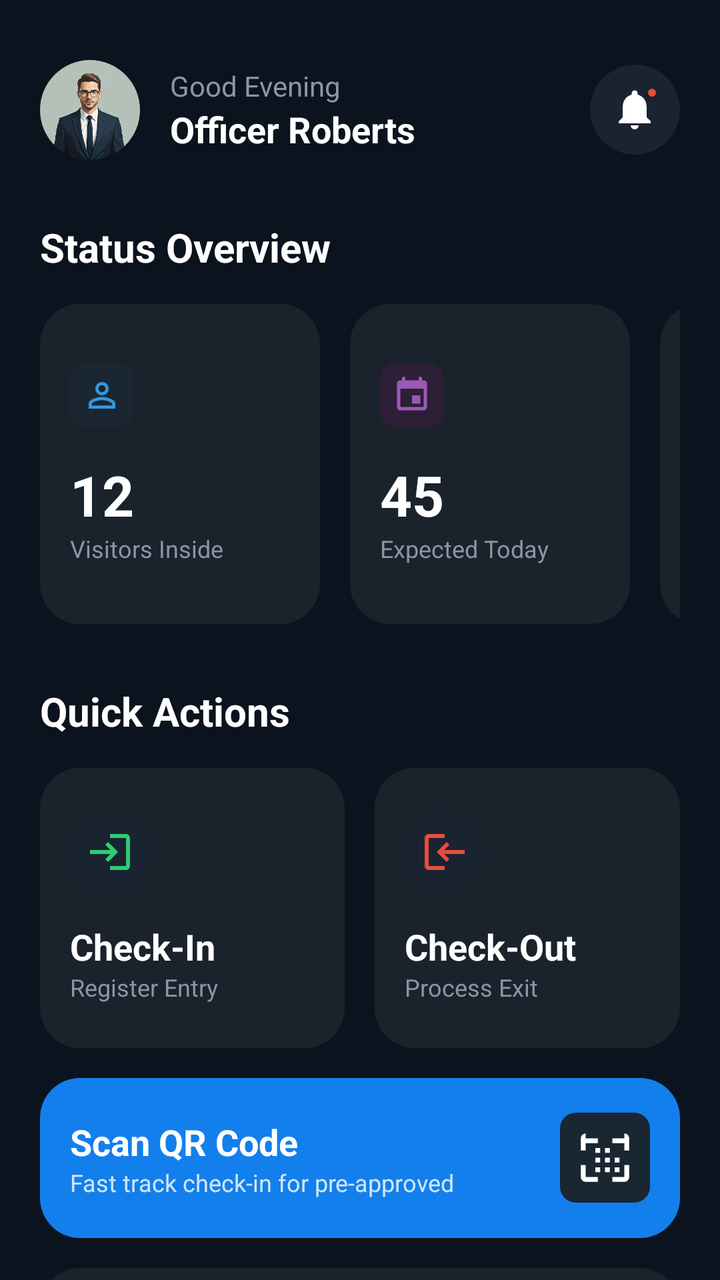
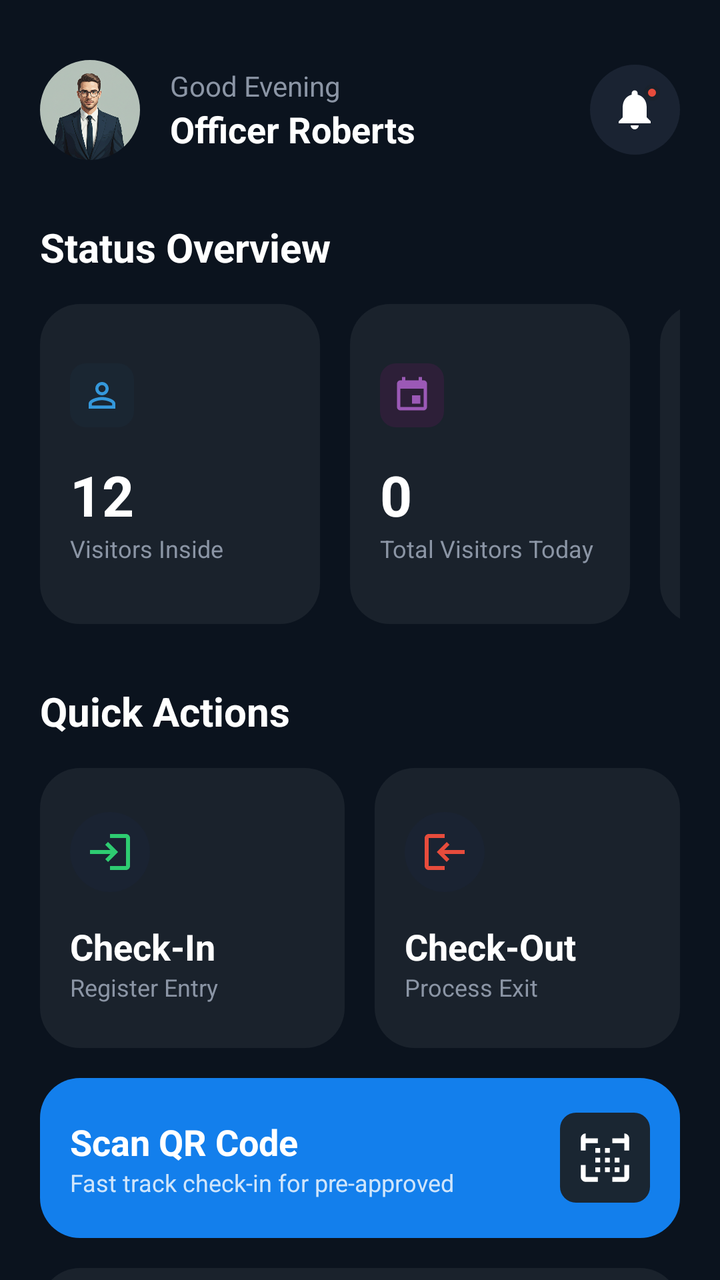

An Android layout rendered at two revisions. The XML below is the earlier revision; the diff shows what the commit changed to produce the second picture.
<!-- AndroidManifest.xml: application theme Theme.HouseVisitorManagementSystem -->
<!-- res/layout/activity_security_guard_dashboard.xml -->
<?xml version="1.0" encoding="utf-8"?>
<androidx.constraintlayout.widget.ConstraintLayout xmlns:android="http://schemas.android.com/apk/res/android"
    xmlns:app="http://schemas.android.com/apk/res-auto"
    xmlns:tools="http://schemas.android.com/tools"
    android:id="@+id/main"
    android:layout_width="match_parent"
    android:layout_height="match_parent"
    android:background="@color/dark_navy_bg"
    tools:context=".SecurityGuardDashboardActivity">

    <ScrollView
        android:layout_width="match_parent"
        android:layout_height="0dp"
        android:clipToPadding="false"
        android:paddingBottom="100dp"
        android:scrollbars="none"
        app:layout_constraintBottom_toBottomOf="parent"
        app:layout_constraintTop_toTopOf="parent">

        <LinearLayout
            android:layout_width="match_parent"
            android:layout_height="wrap_content"
            android:orientation="vertical"
            android:padding="20dp">

            
            <RelativeLayout
                android:layout_width="match_parent"
                android:layout_height="wrap_content"
                android:layout_marginTop="10dp"
                android:layout_marginBottom="30dp">

                <com.google.android.material.imageview.ShapeableImageView
                    android:id="@+id/ivProfile"
                    android:layout_width="50dp"
                    android:layout_height="50dp"
                    android:layout_alignParentStart="true"
                    android:layout_centerVertical="true"
                    android:scaleType="centerCrop"
                    android:src="@drawable/person_image"
                    app:shapeAppearanceOverlay="@style/CircleImage" />

                <LinearLayout
                    android:layout_width="wrap_content"
                    android:layout_height="wrap_content"
                    android:layout_centerVertical="true"
                    android:layout_marginStart="15dp"
                    android:layout_toEndOf="@id/ivProfile"
                    android:orientation="vertical">

                    <TextView
                        android:layout_width="wrap_content"
                        android:layout_height="wrap_content"
                        android:text="Good Evening"
                        android:textColor="@color/text_grey"
                        android:textSize="14sp" />

                    <TextView
                        android:id="@+id/tvGuardName"
                        android:layout_width="wrap_content"
                        android:layout_height="wrap_content"
                        android:text="Officer Roberts"
                        android:textColor="@color/white"
                        android:textSize="18sp"
                        android:textStyle="bold" />
                </LinearLayout>

                <FrameLayout
                    android:layout_width="45dp"
                    android:layout_height="45dp"
                    android:layout_alignParentEnd="true"
                    android:layout_centerVertical="true"
                    android:background="@drawable/circle_dark_bg">

                    <ImageView
                        android:layout_width="24dp"
                        android:layout_height="24dp"
                        android:layout_gravity="center"
                        android:src="@drawable/ic_alerts"
                        app:tint="@color/white" />

                    <View
                        android:layout_width="8dp"
                        android:layout_height="8dp"
                        android:layout_gravity="top|end"
                        android:layout_marginTop="10dp"
                        android:layout_marginEnd="10dp"
                        android:background="@drawable/notification_dot" />
                </FrameLayout>
            </RelativeLayout>

            
            <TextView
                android:layout_width="wrap_content"
                android:layout_height="wrap_content"
                android:layout_marginBottom="15dp"
                android:text="Status Overview"
                android:textColor="@color/white"
                android:textSize="20sp"
                android:textStyle="bold" />

            <HorizontalScrollView
                android:layout_width="match_parent"
                android:layout_height="wrap_content"
                android:layout_marginBottom="30dp"
                android:scrollbars="none">

                <LinearLayout
                    android:layout_width="wrap_content"
                    android:layout_height="wrap_content"
                    android:orientation="horizontal">

                    
                    <LinearLayout
                        android:layout_width="140dp"
                        android:layout_height="160dp"
                        android:layout_marginEnd="15dp"
                        android:background="@drawable/bg_card_rounded"
                        android:gravity="center_vertical"
                        android:orientation="vertical"
                        android:padding="15dp">

                        <ImageView
                            android:layout_width="32dp"
                            android:layout_height="32dp"
                            android:layout_marginBottom="15dp"
                            android:background="@drawable/bg_badge_blue"
                            android:padding="6dp"
                            android:src="@drawable/ic_person_outline"
                            app:tint="@color/badge_blue_text" />

                        <TextView
                            android:id="@+id/tvVisitorsInsideCount"
                            android:layout_width="wrap_content"
                            android:layout_height="wrap_content"
                            android:text="12"
                            android:textColor="@color/white"
                            android:textSize="28sp"
                            android:textStyle="bold" />

                        <TextView
                            android:layout_width="wrap_content"
                            android:layout_height="wrap_content"
                            android:text="Visitors Inside"
                            android:textColor="@color/text_grey"
                            android:textSize="12sp" />
                    </LinearLayout>

                    
                    <LinearLayout
                        android:layout_width="140dp"
                        android:layout_height="160dp"
                        android:layout_marginEnd="15dp"
                        android:background="@drawable/bg_card_rounded"
                        android:gravity="center_vertical"
                        android:orientation="vertical"
                        android:padding="15dp">

                        <ImageView
                            android:layout_width="32dp"
                            android:layout_height="32dp"
                            android:layout_marginBottom="15dp"
                            android:background="@drawable/bg_badge_purple"
                            android:padding="6dp"
                            android:src="@drawable/ic_calendar"
                            app:tint="@color/badge_purple_text" />

                        <TextView
                            android:id="@+id/tvExpectedTodayCount"
                            android:layout_width="wrap_content"
                            android:layout_height="wrap_content"
                            android:text="45"
                            android:textColor="@color/white"
                            android:textSize="28sp"
                            android:textStyle="bold" />

                        <TextView
                            android:layout_width="wrap_content"
                            android:layout_height="wrap_content"
                            android:text="Expected Today"
                            android:textColor="@color/text_grey"
                            android:textSize="12sp" />
                    </LinearLayout>

                    
                    <LinearLayout
                        android:layout_width="140dp"
                        android:layout_height="160dp"
                        android:background="@drawable/bg_card_rounded"
                        android:gravity="center_vertical"
                        android:orientation="vertical"
                        android:padding="15dp">

                        <ImageView
                            android:layout_width="32dp"
                            android:layout_height="32dp"
                            android:layout_marginBottom="15dp"
                            android:background="@drawable/bg_badge_red"
                            android:padding="6dp"
                            android:src="@drawable/ic_warning_triangle"
                            app:tint="@color/red" />

                        <TextView
                            android:id="@+id/tvSecurityAlertsCount"
                            android:layout_width="wrap_content"
                            android:layout_height="wrap_content"
                            android:text="3"
                            android:textColor="@color/white"
                            android:textSize="28sp"
                            android:textStyle="bold" />

                        <TextView
                            android:layout_width="wrap_content"
                            android:layout_height="wrap_content"
                            android:text="Security Alerts"
                            android:textColor="@color/text_grey"
                            android:textSize="12sp" />
                    </LinearLayout>
                </LinearLayout>
            </HorizontalScrollView>

            
            <TextView
                android:layout_width="wrap_content"
                android:layout_height="wrap_content"
                android:layout_marginBottom="15dp"
                android:text="Quick Actions"
                android:textColor="@color/white"
                android:textSize="20sp"
                android:textStyle="bold" />

            <LinearLayout
                android:layout_width="match_parent"
                android:layout_height="wrap_content"
                android:layout_marginBottom="15dp"
                android:orientation="horizontal">

                
                <LinearLayout
                    android:id="@+id/btnCheckIn"
                    android:layout_width="0dp"
                    android:layout_height="140dp"
                    android:layout_marginEnd="15dp"
                    android:layout_weight="1"
                    android:background="@drawable/bg_card_rounded"
                    android:gravity="center_vertical"
                    android:orientation="vertical"
                    android:padding="15dp">

                    <ImageView
                        android:layout_width="40dp"
                        android:layout_height="40dp"
                        android:layout_marginBottom="15dp"
                        android:background="@drawable/circle_dark_bg"
                        android:padding="8dp"
                        android:src="@drawable/ic_check_in" />

                    <TextView
                        android:layout_width="wrap_content"
                        android:layout_height="wrap_content"
                        android:text="Check-In"
                        android:textColor="@color/white"
                        android:textSize="18sp"
                        android:textStyle="bold" />

                    <TextView
                        android:layout_width="wrap_content"
                        android:layout_height="wrap_content"
                        android:text="Register Entry"
                        android:textColor="@color/text_grey"
                        android:textSize="12sp" />
                </LinearLayout>

                
                <LinearLayout
                    android:id="@+id/btnCheckOut"
                    android:layout_width="0dp"
                    android:layout_height="140dp"
                    android:layout_weight="1"
                    android:background="@drawable/bg_card_rounded"
                    android:gravity="center_vertical"
                    android:orientation="vertical"
                    android:padding="15dp">

                    <ImageView
                        android:layout_width="40dp"
                        android:layout_height="40dp"
                        android:layout_marginBottom="15dp"
                        android:background="@drawable/circle_dark_bg"
                        android:padding="8dp"
                        android:src="@drawable/ic_check_out" />

                    <TextView
                        android:layout_width="wrap_content"
                        android:layout_height="wrap_content"
                        android:text="Check-Out"
                        android:textColor="@color/white"
                        android:textSize="18sp"
                        android:textStyle="bold" />

                    <TextView
                        android:layout_width="wrap_content"
                        android:layout_height="wrap_content"
                        android:text="Process Exit"
                        android:textColor="@color/text_grey"
                        android:textSize="12sp" />
                </LinearLayout>
            </LinearLayout>

            
            <LinearLayout
                android:id="@+id/btnScanQR"
                android:layout_width="match_parent"
                android:layout_height="80dp"
                android:layout_marginBottom="15dp"
                android:background="@drawable/bg_qr_button"
                android:gravity="center_vertical"
                android:orientation="horizontal"
                android:padding="15dp">

                <LinearLayout
                    android:layout_width="0dp"
                    android:layout_height="wrap_content"
                    android:layout_weight="1"
                    android:orientation="vertical">

                    <TextView
                        android:layout_width="wrap_content"
                        android:layout_height="wrap_content"
                        android:text="Scan QR Code"
                        android:textColor="@color/white"
                        android:textSize="18sp"
                        android:textStyle="bold" />

                    <TextView
                        android:layout_width="wrap_content"
                        android:layout_height="wrap_content"
                        android:text="Fast track check-in for pre-approved"
                        android:textColor="#CCFFFFFF"
                        android:textSize="12sp" />
                </LinearLayout>

                <ImageView
                    android:layout_width="45dp"
                    android:layout_height="45dp"
                    android:background="@drawable/bg_badge_blue"
                    android:padding="8dp"
                    android:src="@drawable/ic_qr_code_scanner"
                    app:tint="@color/white" />
            </LinearLayout>

            
            <LinearLayout
                android:id="@+id/btnAnnouncements"
                android:layout_width="match_parent"
                android:layout_height="wrap_content"
                android:layout_marginBottom="30dp"
                android:background="@drawable/bg_card_rounded"
                android:gravity="center_vertical"
                android:orientation="horizontal"
                android:padding="15dp">

                <ImageView
                    android:layout_width="40dp"
                    android:layout_height="40dp"
                    android:background="@drawable/circle_dark_bg"
                    android:padding="8dp"
                    android:src="@drawable/ic_announcement"
                    app:tint="@color/orange" />

                <LinearLayout
                    android:layout_width="0dp"
                    android:layout_height="wrap_content"
                    android:layout_marginStart="15dp"
                    android:layout_weight="1"
                    android:orientation="vertical">

                    <TextView
                        android:layout_width="wrap_content"
                        android:layout_height="wrap_content"
                        android:text="Announcements"
                        android:textColor="@color/white"
                        android:textSize="18sp"
                        android:textStyle="bold" />

                    <TextView
                        android:layout_width="wrap_content"
                        android:layout_height="wrap_content"
                        android:text="View latest messages"
                        android:textColor="@color/text_grey"
                        android:textSize="12sp" />
                </LinearLayout>

                <ImageView
                    android:layout_width="24dp"
                    android:layout_height="24dp"
                    android:src="@drawable/ic_arrow_forward"
                    app:tint="@color/text_grey" />
            </LinearLayout>

            
            <RelativeLayout
                android:layout_width="match_parent"
                android:layout_height="wrap_content"
                android:layout_marginBottom="15dp">

                <TextView
                    android:layout_width="wrap_content"
                    android:layout_height="wrap_content"
                    android:layout_alignParentStart="true"
                    android:text="@string/pending_request"
                    android:textColor="@color/white"
                    android:textSize="20sp"
                    android:textStyle="bold" />

                <TextView
                    android:id="@+id/tvViewAllActivity"
                    android:layout_width="wrap_content"
                    android:layout_height="wrap_content"
                    android:layout_alignParentEnd="true"
                    android:layout_centerVertical="true"
                    android:text="View All"
                    android:textColor="@color/bright_azure_blue"
                    android:textSize="14sp"
                    android:textStyle="bold" />


            </RelativeLayout>

            <LinearLayout
                android:id="@+id/llEmptyState"
                android:layout_width="match_parent"
                android:layout_height="wrap_content"
                android:orientation="vertical"
                android:gravity="center"
                android:visibility="gone"
                android:padding="30dp">

                <TextView
                    android:layout_marginTop="12dp"
                    android:text="No pending requests"
                    android:textColor="@color/text_grey"
                    android:textSize="14sp"
                    android:textStyle="bold"
                    android:layout_width="wrap_content"
                    android:layout_height="wrap_content"/>
            </LinearLayout>

            <LinearLayout
                android:id="@+id/llRecentActivityContainer"
                android:layout_width="match_parent"
                android:layout_height="wrap_content"
                android:orientation="vertical">

            </LinearLayout>

        </LinearLayout>
    </ScrollView>

</androidx.constraintlayout.widget.ConstraintLayout>
<!-- resources referenced by this layout -->
<resources>
  <color name="badge_blue_text">#3498DB</color>
  <color name="badge_purple_text">#9B59B6</color>
  <color name="bright_azure_blue">#137fec</color>
  <color name="dark_navy_bg">#0B131E</color>
  <color name="orange">#E67E22</color>
  <color name="red">#E74C3C</color>
  <color name="text_grey">#8B95A5</color>
  <color name="white">#FFFFFF</color>
  <!-- drawable bg_badge_blue (drawable) -->
  <?xml version="1.0" encoding="utf-8"?>
  <shape xmlns:android="http://schemas.android.com/apk/res/android">
      <solid android:color="@color/badge_blue_bg" />
      <corners android:radius="8dp" />
  </shape>
  <!-- drawable bg_badge_purple (drawable) -->
  <?xml version="1.0" encoding="utf-8"?>
  <shape xmlns:android="http://schemas.android.com/apk/res/android">
      <solid android:color="@color/badge_purple_bg" />
      <corners android:radius="8dp" />
  </shape>
  <!-- drawable bg_badge_red (drawable) -->
  <?xml version="1.0" encoding="utf-8"?>
  <shape xmlns:android="http://schemas.android.com/apk/res/android">
      <solid android:color="@color/red_transparent" />
      <corners android:radius="8dp" />
  </shape>
  <!-- drawable bg_card_rounded (drawable) -->
  <?xml version="1.0" encoding="utf-8"?>
  <shape xmlns:android="http://schemas.android.com/apk/res/android">
      <solid android:color="@color/card_dark_bg" />
      <corners android:radius="20dp" />
  </shape>
  <!-- drawable bg_qr_button (drawable) -->
  <?xml version="1.0" encoding="utf-8"?>
  <shape xmlns:android="http://schemas.android.com/apk/res/android">
      <solid android:color="@color/bright_azure_blue" />
      <corners android:radius="20dp" />
  </shape>
  <!-- drawable circle_dark_bg (drawable) -->
  <?xml version="1.0" encoding="utf-8"?>
  <shape xmlns:android="http://schemas.android.com/apk/res/android"
      android:shape="oval">
      <solid android:color="#1A2332" />
  </shape>
  <!-- drawable ic_arrow_forward (drawable) -->
  <vector xmlns:android="http://schemas.android.com/apk/res/android" android:autoMirrored="true" android:height="24dp" android:tint="#FFFFFF" android:viewportHeight="24" android:viewportWidth="24" android:width="24dp">
        
      <path android:fillColor="@color/white" android:pathData="M12,4l-1.41,1.41L16.17,11H4v2h12.17l-5.58,5.59L12,20l8,-8z"/>
      
  </vector>
  <!-- drawable ic_check_in (drawable) -->
  <vector xmlns:android="http://schemas.android.com/apk/res/android"
      android:width="24dp"
      android:height="24dp"
      android:viewportWidth="24"
      android:viewportHeight="24">
      <path
          android:fillColor="#2ECC71"
          android:pathData="M11,7L9.6,8.4l2.6,2.6H2v2h10.2l-2.6,2.6L11,17l5,-5L11,7z M20,19h-8v2h8c1.1,0 2,-0.9 2,-2V5c0,-1.1,-0.9,-2,-2,-2h-8v2h8V19z" />
  </vector>
  <!-- drawable ic_warning_triangle (drawable) -->
  <vector xmlns:android="http://schemas.android.com/apk/res/android"
      android:width="24dp"
      android:height="24dp"
      android:viewportWidth="24"
      android:viewportHeight="24">
      <path
          android:fillColor="#FFFFFF"
          android:pathData="M1,21h22L12,2 1,21zM13,18h-2v-2h2v2zM13,14h-2v-4h2v4z" />
  </vector>
  <!-- drawable notification_dot (drawable) -->
  <?xml version="1.0" encoding="utf-8"?>
  <shape xmlns:android="http://schemas.android.com/apk/res/android" android:shape="oval">
      <solid android:color="#E74C3C" />
      <stroke android:width="2dp" android:color="#1A222C" />
      <size android:width="8dp" android:height="8dp"/>
  </shape>
  <string name="pending_request">Pending Request</string>
  <style name="CircleImage">
          <item name="cornerSize">50%</item>
      </style>
  <style name="Theme.HouseVisitorManagementSystem" parent="Base.Theme.HouseVisitorManagementSystem" />
  <color name="badge_blue_bg">#1A2632</color>
  <color name="badge_purple_bg">#2D1F38</color>
  <color name="red_transparent">#33E74C3C</color>
  <color name="card_dark_bg">#1A222C</color>
  <style name="Base.Theme.HouseVisitorManagementSystem" parent="Theme.Material3.DayNight.NoActionBar">
          
          
      </style>
  <!-- unchanged entries left out for length: 7 -->
</resources>

<!-- the commit's change to res/layout/activity_security_guard_dashboard.xml (unified diff, before → after) -->
@@ -166,10 +166,10 @@
                             app:tint="@color/badge_purple_text" />
 
                         <TextView
-                            android:id="@+id/tvExpectedTodayCount"
-                            android:layout_width="wrap_content"
-                            android:layout_height="wrap_content"
-                            android:text="45"
+                            android:id="@+id/tvTotalVisitorsTodayCount"
+                            android:layout_width="wrap_content"
+                            android:layout_height="wrap_content"
+                            android:text="0"
                             android:textColor="@color/white"
                             android:textSize="28sp"
                             android:textStyle="bold" />
@@ -177,7 +177,7 @@
                         <TextView
                             android:layout_width="wrap_content"
                             android:layout_height="wrap_content"
-                            android:text="Expected Today"
+                            android:text="Total Visitors Today"
                             android:textColor="@color/text_grey"
                             android:textSize="12sp" />
                     </LinearLayout>
@@ -195,16 +195,16 @@
                             android:layout_width="32dp"
                             android:layout_height="32dp"
                             android:layout_marginBottom="15dp"
-                            android:background="@drawable/bg_badge_red"
+                            android:background="@drawable/bg_badge_orange"
                             android:padding="6dp"
-                            android:src="@drawable/ic_warning_triangle"
-                            app:tint="@color/red" />
-
-                        <TextView
-                            android:id="@+id/tvSecurityAlertsCount"
-                            android:layout_width="wrap_content"
-                            android:layout_height="wrap_content"
-                            android:text="3"
+                            android:src="@drawable/ic_announcement"
+                            app:tint="@color/badge_orange_text" />
+
+                        <TextView
+                            android:id="@+id/tvTotalAnnouncementsCount"
+                            android:layout_width="wrap_content"
+                            android:layout_height="wrap_content"
+                            android:text="0"
                             android:textColor="@color/white"
                             android:textSize="28sp"
                             android:textStyle="bold" />
@@ -212,7 +212,7 @@
                         <TextView
                             android:layout_width="wrap_content"
                             android:layout_height="wrap_content"
-                            android:text="Security Alerts"
+                            android:text="Total Announcements"
                             android:textColor="@color/text_grey"
                             android:textSize="12sp" />
                     </LinearLayout>
<!-- resource entries referenced after the edit -->
@@ -1,11 +1,11 @@
 <!-- resources referenced by this layout -->
 <resources>
   <color name="badge_blue_text">#3498DB</color>
+  <color name="badge_orange_text">#E67E22</color>
   <color name="badge_purple_text">#9B59B6</color>
   <color name="bright_azure_blue">#137fec</color>
   <color name="dark_navy_bg">#0B131E</color>
   <color name="orange">#E67E22</color>
-  <color name="red">#E74C3C</color>
   <color name="text_grey">#8B95A5</color>
   <color name="white">#FFFFFF</color>
   <!-- drawable bg_badge_blue (drawable) -->
@@ -14,16 +14,16 @@
       <solid android:color="@color/badge_blue_bg" />
       <corners android:radius="8dp" />
   </shape>
+  <!-- drawable bg_badge_orange (drawable) -->
+  <?xml version="1.0" encoding="utf-8"?>
+  <shape xmlns:android="http://schemas.android.com/apk/res/android">
+      <solid android:color="@color/badge_orange_bg" />
+      <corners android:radius="8dp" />
+  </shape>
   <!-- drawable bg_badge_purple (drawable) -->
   <?xml version="1.0" encoding="utf-8"?>
   <shape xmlns:android="http://schemas.android.com/apk/res/android">
       <solid android:color="@color/badge_purple_bg" />
-      <corners android:radius="8dp" />
-  </shape>
-  <!-- drawable bg_badge_red (drawable) -->
-  <?xml version="1.0" encoding="utf-8"?>
-  <shape xmlns:android="http://schemas.android.com/apk/res/android">
-      <solid android:color="@color/red_transparent" />
       <corners android:radius="8dp" />
   </shape>
   <!-- drawable bg_card_rounded (drawable) -->
@@ -60,16 +60,6 @@
           android:fillColor="#2ECC71"
           android:pathData="M11,7L9.6,8.4l2.6,2.6H2v2h10.2l-2.6,2.6L11,17l5,-5L11,7z M20,19h-8v2h8c1.1,0 2,-0.9 2,-2V5c0,-1.1,-0.9,-2,-2,-2h-8v2h8V19z" />
   </vector>
-  <!-- drawable ic_warning_triangle (drawable) -->
-  <vector xmlns:android="http://schemas.android.com/apk/res/android"
-      android:width="24dp"
-      android:height="24dp"
-      android:viewportWidth="24"
-      android:viewportHeight="24">
-      <path
-          android:fillColor="#FFFFFF"
-          android:pathData="M1,21h22L12,2 1,21zM13,18h-2v-2h2v2zM13,14h-2v-4h2v4z" />
-  </vector>
   <!-- drawable notification_dot (drawable) -->
   <?xml version="1.0" encoding="utf-8"?>
   <shape xmlns:android="http://schemas.android.com/apk/res/android" android:shape="oval">
@@ -83,8 +73,8 @@
       </style>
   <style name="Theme.HouseVisitorManagementSystem" parent="Base.Theme.HouseVisitorManagementSystem" />
   <color name="badge_blue_bg">#1A2632</color>
+  <color name="badge_orange_bg">#292115</color>
   <color name="badge_purple_bg">#2D1F38</color>
-  <color name="red_transparent">#33E74C3C</color>
   <color name="card_dark_bg">#1A222C</color>
   <style name="Base.Theme.HouseVisitorManagementSystem" parent="Theme.Material3.DayNight.NoActionBar">
           
